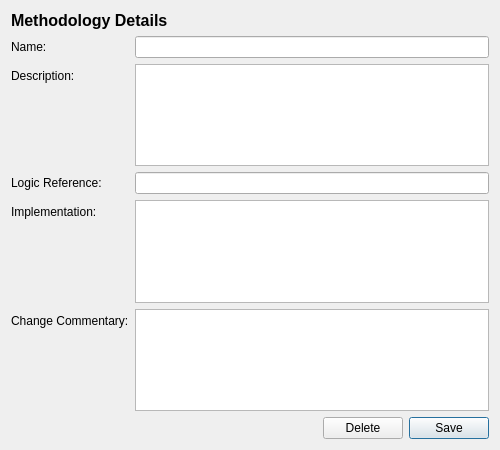
First picture: the form in projects/ores.qt/ui/MethodologyDetailDialog.ui, repository OreStudio/OreStudio, before the edit.
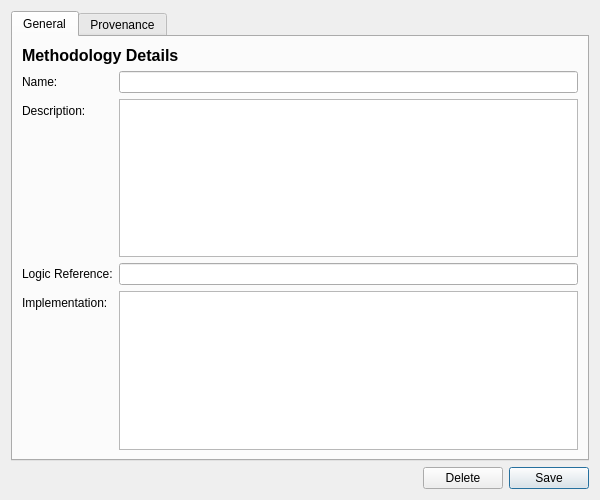
Second picture: the form after the edit. Custom widgets are drawn as their Qt base class.

The edit to the form file:
```diff
--- a/projects/ores.qt/ui/MethodologyDetailDialog.ui
+++ b/projects/ores.qt/ui/MethodologyDetailDialog.ui
@@ -6,15 +6,31 @@
    <rect>
     <x>0</x>
     <y>0</y>
-    <width>500</width>
-    <height>450</height>
+    <width>600</width>
+    <height>500</height>
    </rect>
   </property>
+  <property name="minimumSize">
+   <size>
+    <width>600</width>
+    <height>500</height>
+   </size>
+  </property>
   <property name="windowTitle">
    <string>Methodology</string>
   </property>
   <layout class="QVBoxLayout" name="verticalLayout">
    <item>
+    <widget class="QTabWidget" name="tabWidget">
+     <property name="currentIndex">
+      <number>0</number>
+     </property>
+     <widget class="QWidget" name="generalTab">
+      <attribute name="title">
+       <string>General</string>
+      </attribute>
+      <layout class="QVBoxLayout" name="generalLayout">
+       <item>
     <widget class="QLabel" name="titleLabel">
      <property name="font">
       <font>
@@ -80,22 +96,17 @@
      </item>
      <item row="3" column="1">
       <widget class="QPlainTextEdit" name="implementationEdit">
-       <property name="maximumHeight">
-        <number>80</number>
-       </property>
-      </widget>
-     </item>
-     <item row="4" column="0">
-      <widget class="QLabel" name="commentaryLabel">
-       <property name="text">
-        <string>Change Commentary:</string>
-       </property>
-      </widget>
-     </item>
-     <item row="4" column="1">
-      <widget class="QPlainTextEdit" name="commentaryEdit">
-       <property name="maximumHeight">
-        <number>80</number>
+           <property name="minimumSize">
+            <size>
+             <width>0</width>
+             <height>100</height>
+            </size>
+           </property>
+           <property name="maximumSize">
+            <size>
+             <width>16777215</width>
+             <height>300</height>
+            </size>
        </property>
       </widget>
      </item>
@@ -114,6 +125,20 @@
      </property>
     </spacer>
    </item>
+      </layout>
+     </widget>
+     <widget class="QWidget" name="provenanceTab">
+      <attribute name="title">
+       <string>Provenance</string>
+      </attribute>
+      <layout class="QVBoxLayout" name="provenanceTabLayout">
+       <item>
+        <widget class="ores::qt::ProvenanceWidget" name="provenanceWidget" native="true"/>
+       </item>
+      </layout>
+     </widget>
+    </widget>
+   </item>
    <item>
     <layout class="QHBoxLayout" name="buttonLayout">
      <item>
@@ -150,6 +175,13 @@
    </item>
   </layout>
  </widget>
+ <customwidgets>
+  <customwidget>
+   <class>ores::qt::ProvenanceWidget</class>
+   <extends>QWidget</extends>
+   <header>ores.qt/ProvenanceWidget.hpp</header>
+  </customwidget>
+ </customwidgets>
  <resources/>
  <connections/>
 </ui>
```
Lines whose indentation alone changed are shown as unchanged.
